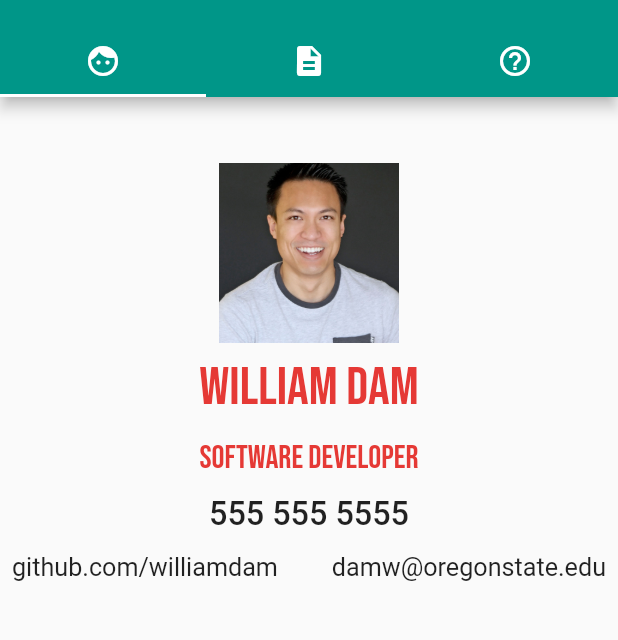
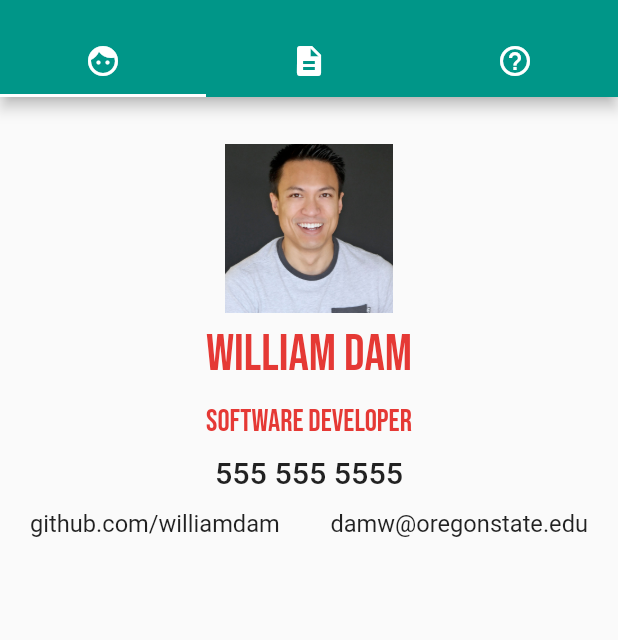
Before and after one commit to williamdam/call_me_maybe, a Flutter app: the screen it shows after launch, on a phone screen of 412 x 824 dp, the part 59-699 px from its top. Run offline on Flutter 3.47's test engine with Material 2 defaults, Android fonts, the phone set to English and light mode, and no system bars; our stand-ins replace google_fonts.

Commit message:
Business card padding.

```diff
--- a/lib/screens/business_card.dart
+++ b/lib/screens/business_card.dart
@@ -25,7 +25,7 @@ class BusinessCard extends StatelessWidget {
   @override
   Widget build(BuildContext context) {
     return Padding(
-      padding: const EdgeInsets.all(8.0),
+      padding: const EdgeInsets.all(20.0),
       child: FittedBox(
         alignment: Alignment.topCenter,
         child: Column(
@@ -59,7 +59,7 @@ double paddingBottom(BuildContext context) {
 //////////////////////////////////////////////////////////////////////
 List<Widget> businessCardProfile({String imagePath, String name, String title, int phone, String github, String email}) {
   return [
-    SizedBox(height: 30),
+    SizedBox(height: 10),
     SizedBox(height: 100, width: 100, child: profilePic(imageURL: imagePath)),
     SizedBox(height: 50, child: profileInfo(info: name, isName: true)),
     SizedBox(height: 30, child: profileInfo(info: title, isName: false)),
```
